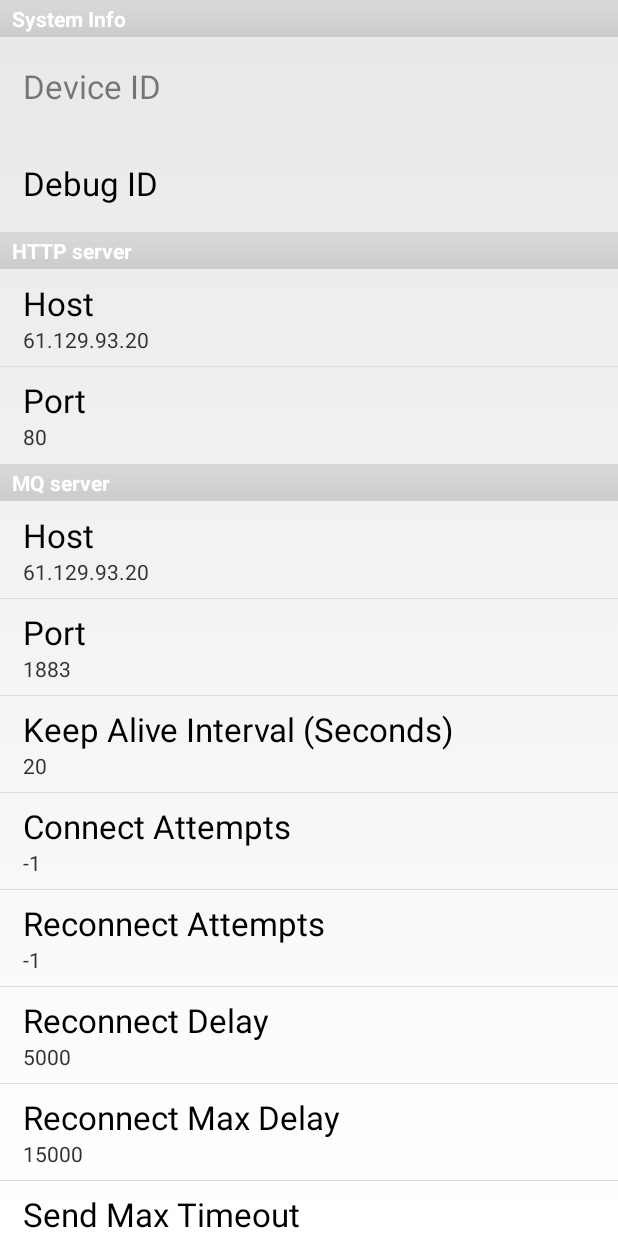
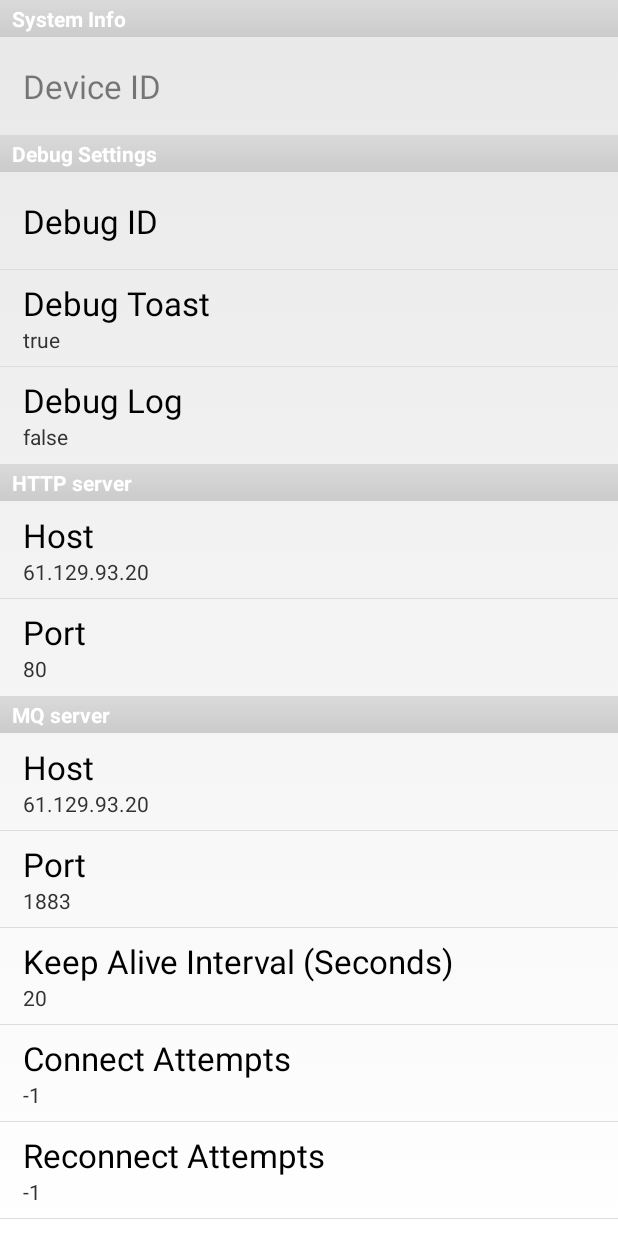
Before and after one commit to Edwardzhangyuhang/Escort, an Android app: the screen it shows after launch (SettingsActivity), on a phone screen of 412 x 824 dp. Run offline under Robolectric (Android 15) with nearby library versions, the phone set to English and light mode, and no system bars.

Commit message:
improve debugging system to enable/disable show toast or log to sdcard

```diff
--- a/app/src/main/java/com/foxconn/cnsbg/escort/common/SysPref.java
+++ b/app/src/main/java/com/foxconn/cnsbg/escort/common/SysPref.java
@@ -15,6 +15,9 @@ public class SysPref {
 
     //Debug
     public static String APP_DEBUG_UDID = "";
+    public static boolean APP_DEBUG_TOAST = true;
+    public static boolean APP_DEBUG_LOG = false;
+    public static final String APP_DEBUG_LOG_FILE = "escort_debug_log.txt";
 
     ////////////////////////////////////////////////////////////////////////////////////////////////
     //HTTP Server
@@ -75,6 +78,14 @@ public class SysPref {
         value = String.valueOf(APP_DEBUG_UDID);
         value = pref.getString(context.getString(R.string.key_debug_id), value);
         APP_DEBUG_UDID = value;
+
+        value = String.valueOf(APP_DEBUG_TOAST);
+        value = pref.getString(context.getString(R.string.key_debug_toast), value);
+        APP_DEBUG_TOAST = Boolean.parseBoolean(value);
+
+        value = String.valueOf(APP_DEBUG_LOG);
+        value = pref.getString(context.getString(R.string.key_debug_log), value);
+        APP_DEBUG_LOG = Boolean.parseBoolean(value);
 
         value = String.valueOf(HTTP_SERVER_HOST);
         value = pref.getString(context.getString(R.string.key_http_host), value);
--- a/app/src/main/java/com/foxconn/cnsbg/escort/mainctrl/SettingsActivity.java
+++ b/app/src/main/java/com/foxconn/cnsbg/escort/mainctrl/SettingsActivity.java
@@ -26,6 +26,7 @@ public class SettingsActivity extends PreferenceActivity
 
     private void setupSimplePreferencesScreen() {
         addPreferencesFromResource(R.xml.pref_sys);
+        addPreferencesFromResource(R.xml.pref_debug);
         addPreferencesFromResource(R.xml.pref_http);
         addPreferencesFromResource(R.xml.pref_mq);
         addPreferencesFromResource(R.xml.pref_loc);
@@ -33,7 +34,10 @@ public class SettingsActivity extends PreferenceActivity
 
         String id = ((TelephonyManager) getSystemService(Context.TELEPHONY_SERVICE)).getDeviceId();
         setPreference(R.string.key_device_id, id);
+
         setPreference(R.string.key_debug_id, String.valueOf(SysPref.APP_DEBUG_UDID));
+        setPreference(R.string.key_debug_toast, String.valueOf(SysPref.APP_DEBUG_TOAST));
+        setPreference(R.string.key_debug_log, String.valueOf(SysPref.APP_DEBUG_LOG));
 
         setPreference(R.string.key_http_host, String.valueOf(SysPref.HTTP_SERVER_HOST));
         setPreference(R.string.key_http_port, String.valueOf(SysPref.HTTP_SERVER_PORT));
--- a/app/src/main/java/com/foxconn/cnsbg/escort/subsys/communication/ComMQ.java
+++ b/app/src/main/java/com/foxconn/cnsbg/escort/subsys/communication/ComMQ.java
@@ -1,7 +1,6 @@
 package com.foxconn.cnsbg.escort.subsys.communication;
 
 import android.content.Context;
-import android.widget.Toast;
 
 import com.foxconn.cnsbg.escort.common.SysPref;
 import com.foxconn.cnsbg.escort.common.SysUtil;
@@ -75,7 +74,7 @@ public class ComMQ {
             return false;
         }
 
-        SysUtil.showToast(mContext, "MQ publish:" + payload, Toast.LENGTH_SHORT);
+        SysUtil.debug(mContext, "MQ publish:" + payload);
         return true;
     }
 
@@ -98,7 +97,7 @@ public class ComMQ {
             return null;
         }
 
-        SysUtil.showToast(mContext, "MQ receive:" + result, Toast.LENGTH_SHORT);
+        SysUtil.debug(mContext, "MQ receive:" + result);
         return result;
     }
 
--- a/app/src/main/java/com/foxconn/cnsbg/escort/subsys/controller/DeviceRoundTask.java
+++ b/app/src/main/java/com/foxconn/cnsbg/escort/subsys/controller/DeviceRoundTask.java
@@ -1,7 +1,6 @@
 package com.foxconn.cnsbg.escort.subsys.controller;
 
 import android.content.Context;
-import android.widget.Toast;
 
 import com.foxconn.cnsbg.escort.common.SysUtil;
 import com.foxconn.cnsbg.escort.subsys.communication.ComMQ;
@@ -31,7 +30,7 @@ public class DeviceRoundTask extends Thread {
             boolean ready = mComMQ.isConnected();
             if (mMQReady != ready) {
                 mMQReady = ready;
-                SysUtil.showToast(mContext, "MQ Ready:" + ready, Toast.LENGTH_SHORT);
+                SysUtil.debug(mContext, "MQ Ready:" + ready);
 
                 if (ready) {
                     ComMsg.sendOnlineMsg(mComMQ, 500);
--- a/app/src/main/java/com/foxconn/cnsbg/escort/subsys/location/AccelTask.java
+++ b/app/src/main/java/com/foxconn/cnsbg/escort/subsys/location/AccelTask.java
@@ -7,7 +7,6 @@ import android.hardware.SensorEvent;
 import android.hardware.SensorEventListener;
 import android.hardware.SensorManager;
 import android.util.Log;
-import android.widget.Toast;
 
 import com.foxconn.cnsbg.escort.common.SysUtil;
 import com.foxconn.cnsbg.escort.mainctrl.CtrlCenter;
@@ -28,7 +27,7 @@ public class AccelTask extends ComTxTask<AccelData> implements SensorEventListen
 
     public AccelTask(Context context) {
         if (!context.getPackageManager().hasSystemFeature(PackageManager.FEATURE_SENSOR_ACCELEROMETER)) {
-            SysUtil.showToast(context, "FEATURE_SENSOR_ACCELEROMETER is not supported!", Toast.LENGTH_SHORT);
+            SysUtil.debug(context, "FEATURE_SENSOR_ACCELEROMETER is not supported!");
             accelerometerSupport = false;
             return;
         }
--- a/app/src/main/java/com/foxconn/cnsbg/escort/subsys/location/BLETask.java
+++ b/app/src/main/java/com/foxconn/cnsbg/escort/subsys/location/BLETask.java
@@ -5,7 +5,6 @@ import android.bluetooth.BluetoothDevice;
 import android.bluetooth.BluetoothManager;
 import android.content.Context;
 import android.content.pm.PackageManager;
-import android.widget.Toast;
 
 import com.foxconn.cnsbg.escort.common.SysPref;
 import com.foxconn.cnsbg.escort.common.SysUtil;
@@ -40,14 +39,14 @@ public class BLETask extends ComTxTask<BLEData> implements BluetoothAdapter.LeSc
         mComMQ = mq;
 
         if (!context.getPackageManager().hasSystemFeature(PackageManager.FEATURE_BLUETOOTH_LE)) {
-            SysUtil.showToast(context, "FEATURE_BLUETOOTH_LE is not supported!", Toast.LENGTH_SHORT);
+            SysUtil.debug(context, "FEATURE_BLUETOOTH_LE is not supported!");
             requestShutdown = true;
             return;
         }
 
         mBluetoothAdapter = ((BluetoothManager) context.getSystemService(Context.BLUETOOTH_SERVICE)).getAdapter();
         if (mBluetoothAdapter == null) {
-            SysUtil.showToast(context, "BLUETOOTH_SERVICE is not supported!", Toast.LENGTH_SHORT);
+            SysUtil.debug(context, "BLUETOOTH_SERVICE is not supported!");
             requestShutdown = true;
             return;
         }
--- a/app/src/main/java/com/foxconn/cnsbg/escort/subsys/usbserial/SerialLedCtrl.java
+++ b/app/src/main/java/com/foxconn/cnsbg/escort/subsys/usbserial/SerialLedCtrl.java
@@ -36,7 +36,6 @@ public class SerialLedCtrl {
         String redPattern = getLedPatternStr(rp);
 
         sc.write(CMD_CODE_SET_LED_PREFIX + greenPattern + amberPattern + redPattern + "\r\n");
-        //SysUtil.showToast(context, CMD_CODE_SET_LED_PREFIX + greenPattern + amberPattern + redPattern + "\r\n", Toast.LENGTH_SHORT);
     }
 
     public static void setActiveLed(Context context, SerialCtrl sc) {
--- a/app/src/main/java/com/foxconn/cnsbg/escort/subsys/usbserial/SerialMonitorTask.java
+++ b/app/src/main/java/com/foxconn/cnsbg/escort/subsys/usbserial/SerialMonitorTask.java
@@ -1,7 +1,6 @@
 package com.foxconn.cnsbg.escort.subsys.usbserial;
 
 import android.content.Context;
-import android.widget.Toast;
 
 import com.foxconn.cnsbg.escort.common.SysUtil;
 import com.foxconn.cnsbg.escort.mainctrl.CtrlCenter;
@@ -37,7 +36,7 @@ public class SerialMonitorTask extends Thread {
                 mStatus = status;
 
                 if (status == 2) {
-                    SysUtil.showToast(mContext, "MCU detached!", Toast.LENGTH_SHORT);
+                    SysUtil.debug(mContext, "MCU detached!");
                     mMCUConfigured = false;
 
                     SerialStatus.initStatus();
@@ -52,7 +51,7 @@ public class SerialMonitorTask extends Thread {
                                 SerialCtrl.PARITY_NONE,
                                 SerialCtrl.FLOW_CONTROL_NONE);
 
-                        SysUtil.showToast(mContext, "MCU configured!", Toast.LENGTH_SHORT);
+                        SysUtil.debug(mContext, "MCU configured!");
                         mMCUConfigured = true;
 
                         if (CtrlCenter.isActiveState())
--- a/app/src/main/java/com/foxconn/cnsbg/escort/subsys/usbserial/SerialReadTask.java
+++ b/app/src/main/java/com/foxconn/cnsbg/escort/subsys/usbserial/SerialReadTask.java
@@ -49,8 +49,6 @@ public final class SerialReadTask extends Thread {
         String ackStr = new String(ackBytes, 0, num);
         String acks[] = ackStr.split("\r\n");
 
-        //SysUtil.showToast(mContext, ackStr, Toast.LENGTH_SHORT);
-
         for (String ack : acks) {
             if (ack.length() == 0)
                 continue;
--- a/app/src/main/res/values/pref_keys.xml
+++ b/app/src/main/res/values/pref_keys.xml
@@ -2,7 +2,10 @@
 <resources>
 
     <string name="key_device_id">device_id</string>
+
     <string name="key_debug_id">debug_id</string>
+    <string name="key_debug_toast">debug_toast</string>
+    <string name="key_debug_log">debug_log</string>
 
     <string name="key_http_host">http_host</string>
     <string name="key_http_port">http_port</string>
--- a/app/src/main/res/values/strings.xml
+++ b/app/src/main/res/values/strings.xml
@@ -5,7 +5,11 @@
 
     <string name="sys_info_title">System Info</string>
     <string name="device_id">Device ID</string>
+
+    <string name="debug_settings_title">Debug Settings</string>
     <string name="debug_id">Debug ID</string>
+    <string name="debug_toast">Debug Toast</string>
+    <string name="debug_log">Debug Log</string>
 
     <string name="http_server_title">HTTP server</string>
     <string name="host">Host</string>
--- /dev/null
+++ b/app/src/main/res/xml/pref_debug.xml
@@ -0,0 +1,32 @@
+<?xml version="1.0" encoding="utf-8"?>
+<PreferenceScreen xmlns:android="http://schemas.android.com/apk/res/android">
+    <PreferenceCategory android:title="@string/debug_settings_title">
+    <EditTextPreference
+        android:key="@string/key_debug_id"
+        android:title="@string/debug_id"
+        android:selectAllOnFocus="true"
+        android:inputType="text"
+        android:capitalize="characters"
+        android:singleLine="true"
+        android:maxLines="1" />
+
+    <EditTextPreference
+        android:key="@string/key_debug_toast"
+        android:title="@string/debug_toast"
+        android:selectAllOnFocus="true"
+        android:inputType="text"
+        android:capitalize="words"
+        android:singleLine="true"
+        android:maxLines="1" />
+
+    <EditTextPreference
+        android:key="@string/key_debug_log"
+        android:title="@string/debug_log"
+        android:selectAllOnFocus="true"
+        android:inputType="text"
+        android:capitalize="words"
+        android:singleLine="true"
+        android:maxLines="1" />
+
+    </PreferenceCategory>
+</PreferenceScreen>
--- a/app/src/main/res/xml/pref_sys.xml
+++ b/app/src/main/res/xml/pref_sys.xml
@@ -11,16 +11,5 @@
             android:capitalize="characters"
             android:singleLine="true"
             android:maxLines="1" />
-
-        <EditTextPreference
-            android:key="@string/key_debug_id"
-            android:title="@string/debug_id"
-            android:enabled="true"
-            android:selectable="true"
-            android:selectAllOnFocus="true"
-            android:inputType="text"
-            android:capitalize="characters"
-            android:singleLine="true"
-            android:maxLines="1" />
     </PreferenceCategory>
 </PreferenceScreen>
```
Also changed, not shown: app/src/main/java/com/foxconn/cnsbg/escort/common/SysUtil.java (+34 -7 lines), app/src/main/java/com/foxconn/cnsbg/escort/subsys/communication/ComRxTask.java (+15 -10 lines), app/src/main/java/com/foxconn/cnsbg/escort/subsys/location/LocTask.java (+2 -10 lines), app/src/main/java/com/foxconn/cnsbg/escort/subsys/usbserial/FT311UARTInterface.java (+8 -9 lines).
